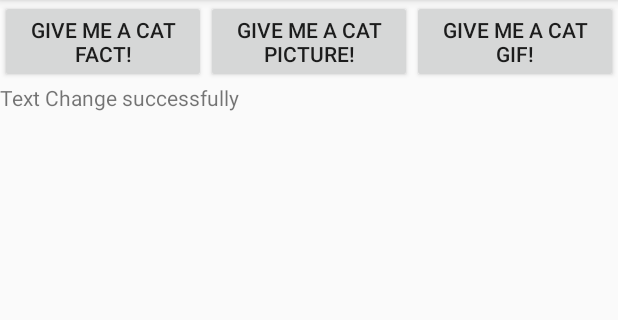
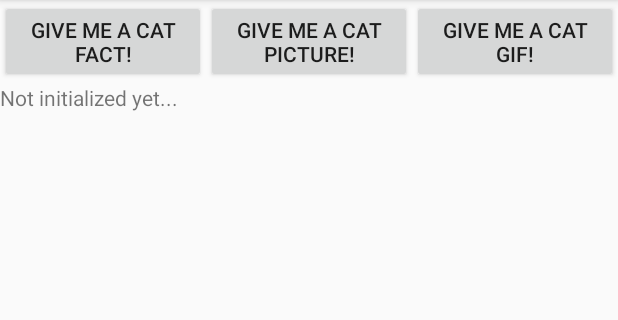
Before and after one commit to papivaan/awesomecatapp, an Android app: the screen it shows after launch (MainActivity), after a tap on "GIVE ME A CAT FACT!", on a phone screen of 412 x 824 dp, the part 84-404 px from its top. Run offline under Robolectric (Android 15) with nearby library versions, the phone set to English and light mode, and no system bars.

Commit message:
no message

```diff
--- a/app/src/main/java/com/example/awesomecatapp/MainActivity.java
+++ b/app/src/main/java/com/example/awesomecatapp/MainActivity.java
@@ -1,36 +1,10 @@
 package com.example.awesomecatapp;
 
-import android.content.Intent;
+import android.os.Bundle;
 import android.support.v7.app.AppCompatActivity;
-import android.os.Bundle;
 import android.view.View;
 import android.widget.Button;
-import android.widget.EditText;
 import android.widget.TextView;
-
-import org.w3c.dom.Document;
-import org.w3c.dom.Element;
-import org.w3c.dom.NamedNodeMap;
-import org.w3c.dom.Node;
-import org.w3c.dom.NodeList;
-import org.xml.sax.SAXException;
-
-import java.io.File;
-import java.io.IOException;
-
-import javax.xml.parsers.DocumentBuilder;
-import javax.xml.parsers.DocumentBuilderFactory;
-import javax.xml.parsers.ParserConfigurationException;
-import javax.xml.transform.Transformer;
-import javax.xml.transform.TransformerConfigurationException;
-import javax.xml.transform.TransformerException;
-import javax.xml.transform.TransformerFactory;
-import javax.xml.transform.dom.DOMSource;
-import javax.xml.transform.stream.StreamResult;
-import javax.xml.xpath.XPath;
-import javax.xml.xpath.XPathConstants;
-import javax.xml.xpath.XPathExpressionException;
-import javax.xml.xpath.XPathFactory;
 
 
 public class MainActivity extends AppCompatActivity {
@@ -51,10 +25,13 @@ public class MainActivity extends AppCompatActivity {
             @Override
             public void onClick(View v) {
 
+                //TODO: API-kutsu varmaan tähän
+                String catFact = "Not initialized yet...";
+
 
 
                 //Set Text on button click via this function.
-                newText.setText("Text Change successfully");
+                newText.setText(catFact);
 
             }
         });
```
